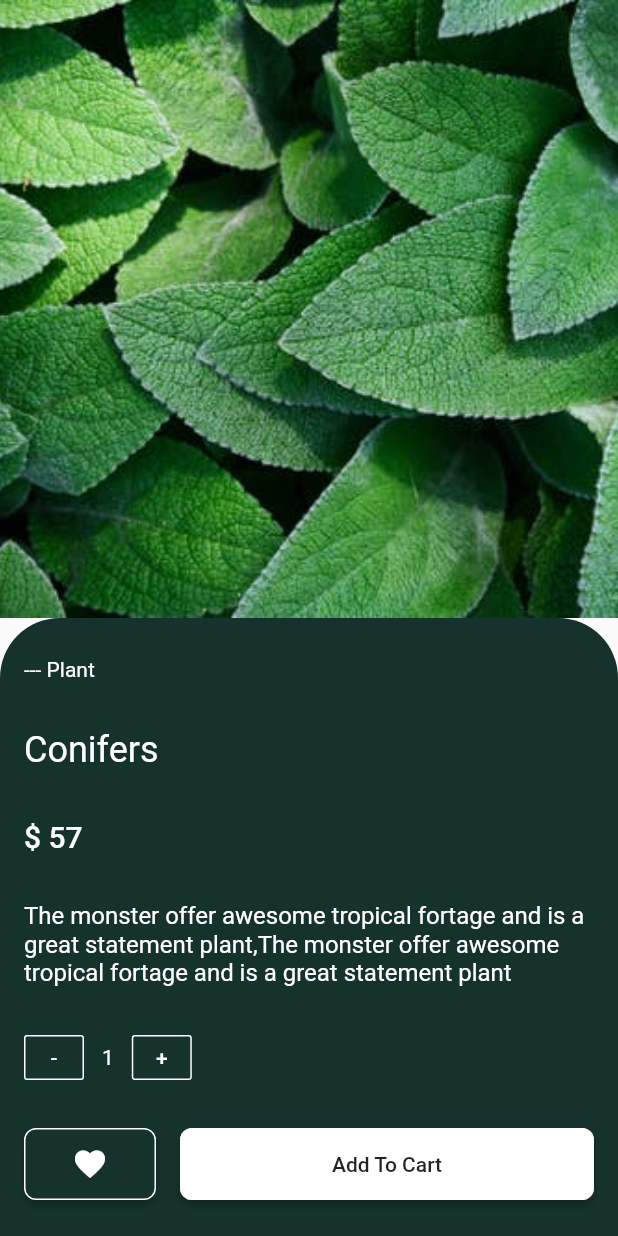
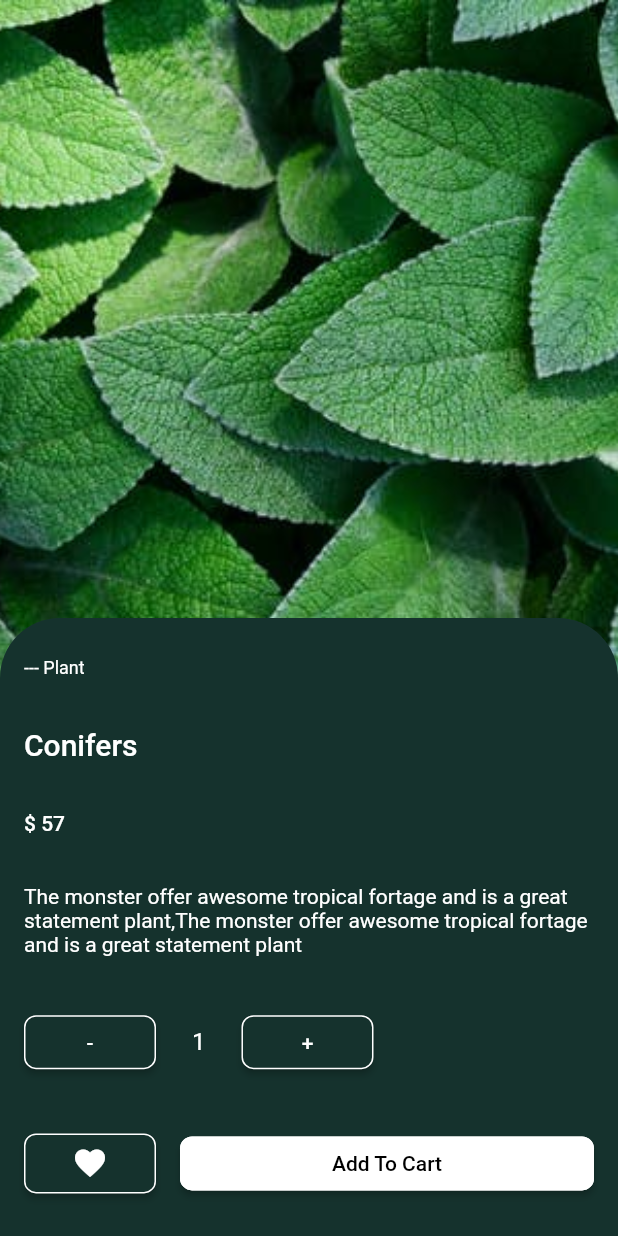
Before and after one commit to rao21/flutter_talk, a Flutter app: the screen it shows after launch, after a tap on "View details", on a phone screen of 412 x 824 dp. Run offline on Flutter 3.47's test engine with Material 2 defaults, Android fonts, the phone set to English and light mode, and no system bars; our stand-ins replace device_preview.

Commit message:
detail changes

```diff
--- a/lib/detail.dart
+++ b/lib/detail.dart
@@ -1,6 +1,9 @@
 import 'package:flutter/material.dart';
 import 'package:flutter/widgets.dart';
 import 'package:plants/PlantsModel.dart';
+
+final _themeColor = Color(0xFF15322D);
+final _textColor = Colors.white;
 
 class DetailScreen extends StatefulWidget {
   DetailScreen({Key key, @required this.plant}) : super(key: key);
@@ -12,19 +15,19 @@ class DetailScreen extends StatefulWidget {
 }
 
 class _Details extends State<DetailScreen> {
-  final _themeColor = Color(0xFF15322D);
+  bool isLargeScreen;
   @override
   Widget build(BuildContext context) {
     final screenSize = MediaQuery.of(context).size;
-    final textColor = Colors.white;
 
     return Scaffold(
       body: OrientationBuilder(builder: (context, orientation) {
+        bool isPortraitMode = orientation == Orientation.portrait;
         return Container(
           child: Stack(
             children: <Widget>[
-              buildImage(screenSize, orientation),
-              buildDetailWidget(screenSize, textColor, orientation),
+              buildImage(screenSize, isPortraitMode),
+              buildDetailWidget(screenSize, isPortraitMode),
             ],
           ),
         );
@@ -32,154 +35,120 @@ class _Details extends State<DetailScreen> {
     );
   }
 
-  Align buildImage(Size screenSize, Orientation orientation) {
+  Align buildImage(Size screenSize, bool isPortraitMode) {
     return Align(
-        alignment: orientation == Orientation.portrait
-            ? Alignment.topCenter
-            : Alignment.topLeft,
+      alignment: isPortraitMode ? Alignment.topCenter : Alignment.topLeft,
       child: Container(
-            width: orientation ==
-                    Orientation.portrait //orientation == Orientation.portrait
-                ? screenSize.width
-                : screenSize.width / 1.8,
-            height: orientation ==
-                    Orientation.portrait // orientation == Orientation.portrait
-                ? screenSize.height / 2
-                : screenSize.height,
-            decoration: orientation == Orientation.portrait
-                ? BoxDecoration(
-                    color: _themeColor,
+        width: isPortraitMode ? screenSize.width : screenSize.width / 2,
+        height: isPortraitMode ? screenSize.height / 1.8 : screenSize.height,
+        decoration: BoxDecoration(
           image: DecorationImage(
             image: ExactAssetImage(widget.plant.image),
             fit: BoxFit.cover,
-                        alignment: Alignment.topCenter),
-                  )
-                : BoxDecoration(
-                    //color: Colors.orange,
-                    image: DecorationImage(
-                        image: ExactAssetImage(widget.plant.image),
-                        fit: BoxFit.fill,
-                        alignment: Alignment.topCenter),
-                  )));
+          ),
+        ),
+      ),
+    );
   }
 
-  Widget buildDetailWidget(
-      Size screenSize, Color textColor, Orientation orientation) {
+  Widget buildDetailWidget(Size screenSize, bool isPortraitMode) {
+    if (isPortraitMode)
+      isLargeScreen = screenSize.width > 600 ? true : false;
+    else
+      isLargeScreen = isLargeScreen;
+
+    final textTheme = Theme.of(context)
+        .textTheme
+        .apply(displayColor: _textColor, bodyColor: _textColor);
+    const radius = Radius.circular(40.0);
+
     return Align(
-      alignment: orientation ==
-              Orientation.portrait //orientation == Orientation.portrait
-          ? Alignment.bottomCenter
-          : Alignment.bottomRight,
-
+      alignment:
+          isPortraitMode ? Alignment.bottomCenter : Alignment.centerRight,
       child: Container(
-        width: orientation ==
-                Orientation.portrait //orientation == Orientation.portrait
-            ? screenSize.width
-            : screenSize.width / 1.8,
-        height: orientation ==
-                Orientation.portrait // orientation == Orientation.portrait
-            ? screenSize.height / 2
-            : screenSize.height,
-        decoration: orientation ==
-                Orientation.portrait //orientation == Orientation.portrait
-            ? BoxDecoration(
+        width: isPortraitMode ? screenSize.width : screenSize.width / 1.8,
+        height: isPortraitMode ? screenSize.height / 2 : screenSize.height,
+        decoration: BoxDecoration(
           color: _themeColor,
-                borderRadius: BorderRadius.only(
-                  topLeft: const Radius.circular(40.0),
-                  topRight: const Radius.circular(40.0),
-                ),
+          borderRadius: isPortraitMode
+              ? BorderRadius.only(
+                  topLeft: radius,
+                  topRight: radius,
                 )
-            : BoxDecoration(
-                color: _themeColor,
-                borderRadius: BorderRadius.only(
-                  topLeft: const Radius.circular(40.0),
-                  bottomLeft: const Radius.circular(40.0),
+              : BorderRadius.only(
+                  topLeft: radius,
+                  bottomLeft: radius,
                 ),
         ),
         child: Padding(
-          padding: EdgeInsets.fromLTRB(16.0, 10.0, 16.0, 8.0),
+          padding: const EdgeInsets.fromLTRB(16.0, 10.0, 16.0, 8.0),
           child: Column(
             crossAxisAlignment: CrossAxisAlignment.stretch,
             mainAxisAlignment: MainAxisAlignment.spaceAround,
             children: <Widget>[
               Text(
                 "--- Plant",
-                style: Theme.of(context)
-                    .textTheme
-                    .body1
-                    .copyWith(color: textColor),
+                style: isLargeScreen ? textTheme.headline : textTheme.caption,
               ),
-              // SizedBox(height: 20.0),
               Text(
                 widget.plant.name,
-                style: Theme.of(context)
-                    .textTheme
-                    .headline
-                    .copyWith(color: textColor),
+                style: isLargeScreen ? textTheme.display2 : textTheme.title,
               ),
-              // SizedBox(height: 8.0),
               Text(
                 '\$ ${widget.plant.price}',
-                style: Theme.of(context)
-                    .textTheme
-                    .title
-                    .copyWith(color: textColor),
+                style: isLargeScreen ? textTheme.display1 : textTheme.body2,
               ),
-              // SizedBox(height: 36.0),
               Text(
                 widget.plant.description,
-                style: Theme.of(context)
-                    .textTheme
-                    .subhead
-                    .copyWith(color: textColor),
+                style: isLargeScreen ? textTheme.display1 : textTheme.body1,
               ),
-              // SizedBox(height: 24.0),
               Row(
                 children: <Widget>[
-                  _calculationButton(false),
+                  _raisedButton(
+                    Text('-',
+                        style: isLargeScreen
+                            ? textTheme.display1
+                            : textTheme.body2),
+                    true,
+                  ),
                   Padding(
-                    padding: const EdgeInsets.symmetric(horizontal: 12.0),
+                    padding: EdgeInsets.symmetric(
+                        horizontal: isLargeScreen ? 36.0 : 24.0),
                     child: Text(
-                      "1",
-                      style: Theme.of(context)
-                          .textTheme
-                          .body1
-                          .copyWith(color: textColor),
+                      '1',
+                      style: isLargeScreen
+                          ? textTheme.display1
+                          : textTheme.subhead,
                     ),
                   ),
-                  _calculationButton(true),
+                  _raisedButton(
+                    Text('+',
+                        style: isLargeScreen
+                            ? textTheme.display1
+                            : textTheme.body2),
+                    true,
+                  ),
                 ],
               ),
-              // SizedBox(height: 24.0),
               Row(
                 children: <Widget>[
-                  RaisedButton(
-                    padding: const EdgeInsets.symmetric(vertical: 12.0),
-                    color: _themeColor,
-                    shape: RoundedRectangleBorder(
-                      borderRadius: BorderRadius.circular(8.0),
-                      side: BorderSide(color: textColor),
+                  _raisedButton(
+                    Icon(
+                      Icons.favorite,
+                      color: _textColor,
                     ),
-                    onPressed: () {},
-                    child: Icon(
-                      Icons.favorite,
-                      color: textColor,
-                    ),
+                    true,
                   ),
                   SizedBox(width: 16.0),
                   Expanded(
-                    child: RaisedButton(
-                      padding: const EdgeInsets.symmetric(vertical: 16.0),
-                      color: textColor,
-                      shape: RoundedRectangleBorder(
-                        borderRadius: BorderRadius.circular(8.0),
-                        side: BorderSide(color: textColor),
+                    child: _raisedButton(
+                        Text(
+                          'Add To Cart',
+                          style: isLargeScreen
+                              ? textTheme.display1.copyWith(color: Colors.black)
+                              : textTheme.body2.copyWith(color: Colors.black),
                         ),
-                      onPressed: () {
-                        print(orientation);
-                      },
-                      child: Text('Add To Cart'),
-                    ),
+                        false),
                   ),
                 ],
               )
@@ -189,20 +158,20 @@ class _Details extends State<DetailScreen> {
       ),
     );
   }
-}
 
-Widget _calculationButton(bool isAddition) {
-  return SizedBox(
-    height: 30,
-    width: 40,
-    child: OutlineButton(
-        borderSide: BorderSide(width: 1.0, color: Colors.white),
-        child: Text(
-          isAddition ? "+" : "-",
-          style: TextStyle(
-            color: Colors.white,
+  Widget _raisedButton(Widget child, bool isThemeColor) {
+    return RaisedButton(
+      onPressed: () {},
+      child: child,
+      padding: EdgeInsets.symmetric(vertical: isLargeScreen ? 16.0 : 8.0),
+      color: isThemeColor ? _themeColor : _textColor,
+      shape: RoundedRectangleBorder(
+        borderRadius: BorderRadius.circular(8.0),
+        side: BorderSide(
+          width: isLargeScreen ? 2.0 : 1.0,
+          color: _textColor,
         ),
       ),
-        onPressed: () {}),
     );
   }
+}
--- a/lib/main.dart
+++ b/lib/main.dart
@@ -9,10 +9,12 @@ import 'package:flutter_staggered_grid_view/flutter_staggered_grid_view.dart';
 import 'PlantsModel.dart';
 import 'detail.dart';
 
-void main() => runApp(DevicePreview(
-      builder: (context) => MyApp(),
-      enabled: !kReleaseMode,
-    ));
+void main() => runApp(
+      DevicePreview(
+        builder: (context) => MyApp(),
+        enabled: !kReleaseMode,
+      ),
+    );
 
 class MyApp extends StatelessWidget {
   @override
@@ -104,7 +106,7 @@ class _MyHomePageState extends State<MyHomePage> {
             child: buildSearchField(),
           ),
           SizedBox(
-            height: isLargeScreen ? 48.0 : 36.0,
+            height: isLargeScreen ? 72.0 : 36.0,
             child: buildHeaderList(),
           ),
           Expanded(
@@ -206,8 +208,8 @@ class _MyHomePageState extends State<MyHomePage> {
         bottomLeft: Radius.circular(12.0),
       ),
       child: Container(
-        padding: EdgeInsets.all(4.0),
-        child: Icon(Icons.add),
+        padding: EdgeInsets.all(isLargeScreen ? 24.0 : 8.0),
+        child: Icon(Icons.add,  size: isLargeScreen ? 54.0 : 24.0,),
         color: Color(0xFFC1CEC7),
       ),
     );
```
Lines whose indentation alone changed are shown as unchanged.
